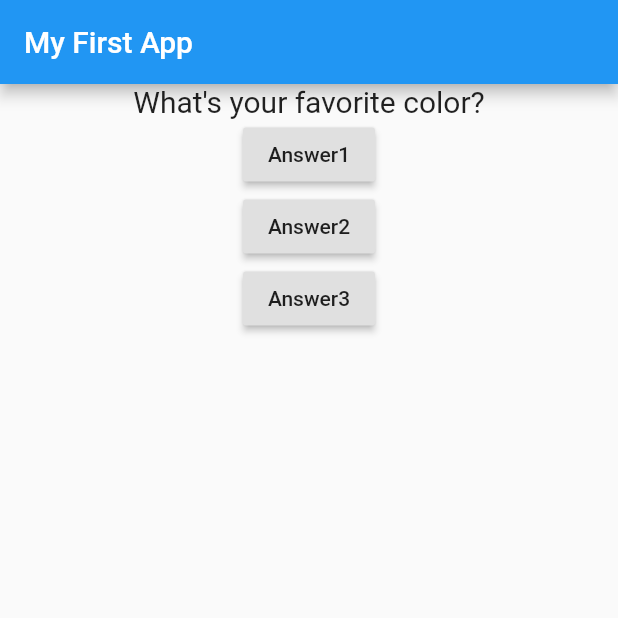
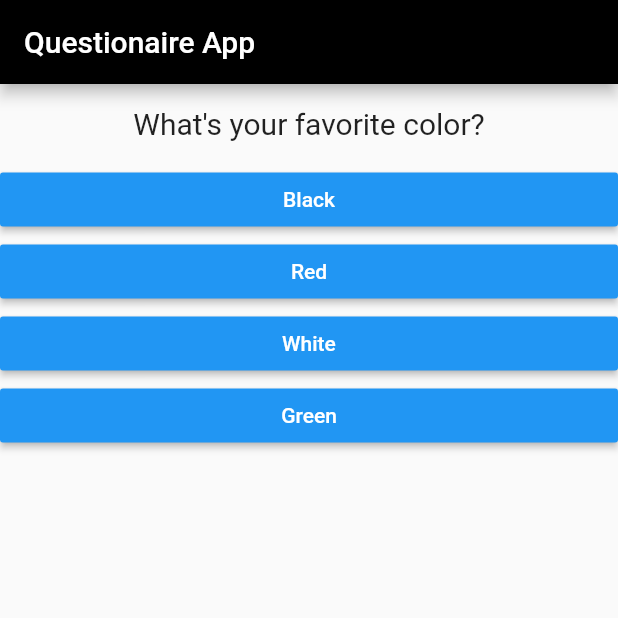
Before and after one commit to howtoflutter/hello_world, a Flutter app: the screen it shows after launch, on a phone screen of 412 x 824 dp, the top half of it. Run offline on Flutter 3.47's test engine with Material 2 defaults, Android fonts, the phone set to English and light mode, and no system bars.

Commit message:
Added questionaire to the app

```diff
--- a/lib/main.dart
+++ b/lib/main.dart
@@ -1,5 +1,6 @@
 import 'package:flutter/material.dart';
 import 'widgets/question.dart';
+import 'widgets/answer.dart';
 
 void main() => runApp(MyApp());
 
@@ -23,32 +24,39 @@ class _MyAppState extends State<MyApp> {
 
   @override
   Widget build(BuildContext ctx) {
-    var questions = [
-      "What's your favorite color?",
-      "What's your favorite animal?",
-      "What's your favorite place?",
-      "What's your favorite food?",
+    final questions = [
+      {
+        "questionText": "What's your favorite color?",
+        "answers": [
+          "Black", "Red", "White", "Green",
+        ],
+      },
+      {
+        "questionText": "What's your favorite animal?",
+        "answers": [
+          "Tiger", "Cat", "Sparrow", "Lion",
+        ],
+      },
+      {
+        "questionText": "What's your favorite place?",
+        "answers": [
+          "Singapore", "Switzerland", "Spain", "Italy",
+        ],
+      },
     ];
     return MaterialApp(
       home: Scaffold(
         appBar: AppBar(
-          title: Text('My First App'),
+          backgroundColor: Colors.black,
+          title: Text('Questionaire App'),
         ),
         body: Column(
           children: [
-            Question(questions[_questionIndex]),
-            RaisedButton(
-              child: Text('Answer1'),
-              onPressed: _answerQuestion,
-            ),
-            RaisedButton(
-              child: Text('Answer2'),
-              onPressed: () => print("Answer 2 choosen"),
-            ),
-            RaisedButton(
-              child: Text('Answer3'),
-              onPressed: () => print("Answer 3 choosen"),
-            ),
+            Question(questions[_questionIndex]['questionText']),
+            ...(questions[_questionIndex]['answers'] as List<String>)
+              .map((answer) {
+              return Answer(_answerQuestion, answer);
+            }).toList(),
           ],
         ),
       ),
--- /dev/null
+++ b/lib/widgets/answer.dart
@@ -0,0 +1,21 @@
+import 'package:flutter/material.dart';
+
+class Answer extends StatelessWidget {
+  final Function selectHandler;
+  final String answerText;
+
+  Answer(this.selectHandler, this.answerText);
+
+  @override
+  Widget build(BuildContext context) {
+    return Container(
+      width: double.infinity,
+      child: RaisedButton(
+        color: Colors.blue,
+        textColor: Colors.white,
+        child: Text(answerText),
+        onPressed: selectHandler,
+      ),
+    );
+  }
+}
--- a/lib/widgets/question.dart
+++ b/lib/widgets/question.dart
@@ -9,6 +9,7 @@ class Question extends StatelessWidget {
   Widget build(BuildContext context) {
     return Container(
       width: double.infinity,
+      margin: EdgeInsets.all(15),
       child: Text(
         questionText,
         style: TextStyle(
```
